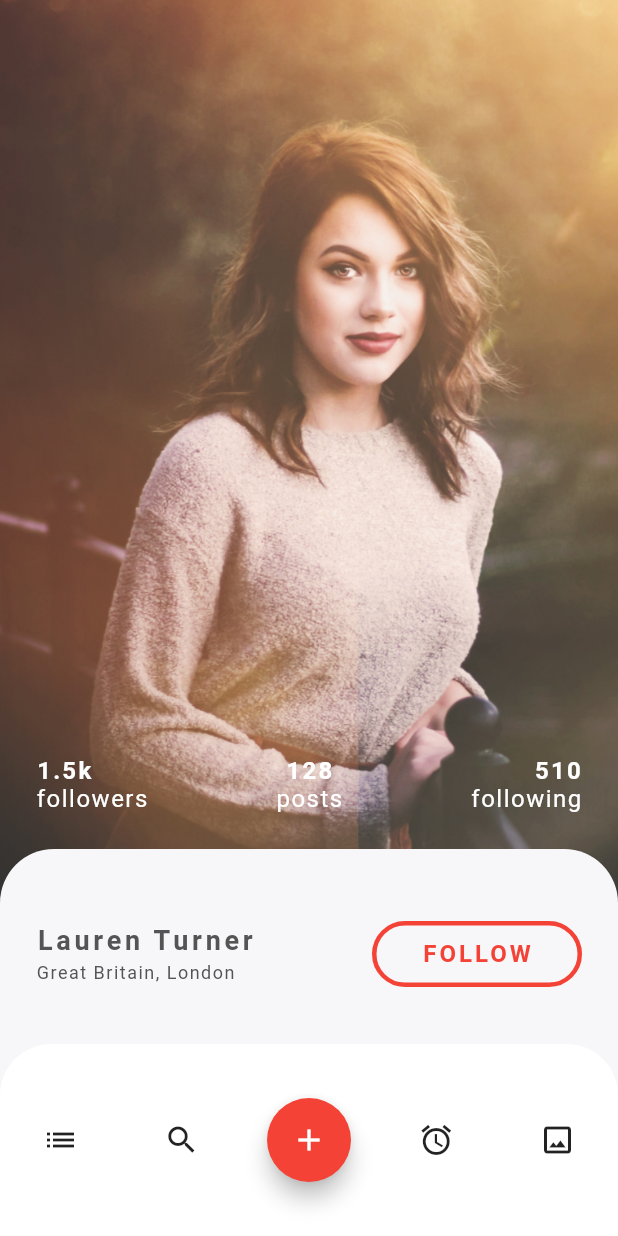
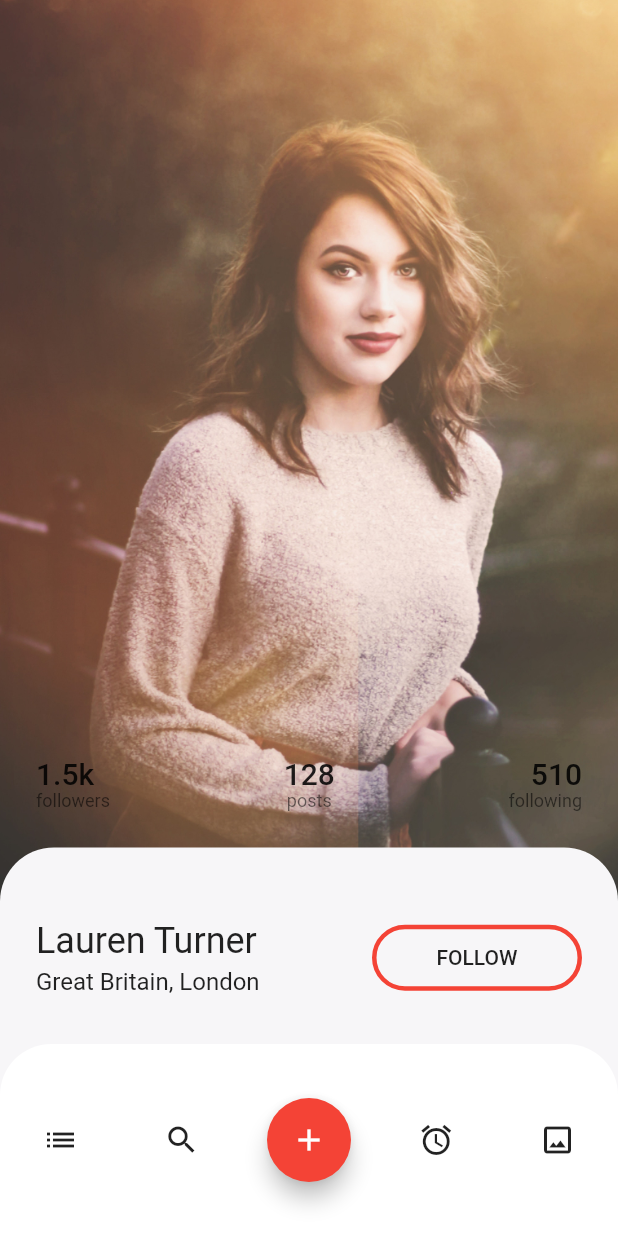
Before and after one commit to flschweiger/flutter-mix, a Flutter app: the DatingPage screen opened directly, on a phone screen of 412 x 824 dp. Run offline on Flutter 3.47's test engine with Material 2 defaults, Android fonts, the phone set to English and light mode, and no system bars.

```diff
--- /dev/null
+++ b/lib/calendar_animation/calendar_app.dart
@@ -0,0 +1,11 @@
+import 'package:flutter/material.dart';
+import 'package:flutter_mix/calendar_animation/calendar_page.dart';
+
+class CalendarApp extends StatelessWidget {
+  @override
+  Widget build(BuildContext context) {
+    return MaterialApp(
+      home: CalendarPage(),
+    );
+  }
+}
--- /dev/null
+++ b/lib/dating_page/dating_app.dart
@@ -0,0 +1,35 @@
+import 'package:flutter/material.dart';
+import 'package:flutter_mix/dating_page/dating_page.dart';
+
+TextTheme _textTheme = TextTheme(
+  headline: TextStyle(
+      fontSize: 18,
+      fontWeight: FontWeight.bold,
+      letterSpacing: 2.5,
+      color: Color(0xFF555454)),
+  subhead:
+      TextStyle(fontSize: 12, letterSpacing: 1.0, color: Color(0xFF555454)),
+  title: TextStyle(
+      fontSize: 16,
+      letterSpacing: 1.5,
+      fontWeight: FontWeight.bold,
+      color: Colors.white),
+  caption: TextStyle(fontSize: 16, letterSpacing: 1.0, color: Colors.white),
+  body2: TextStyle(
+      fontSize: 15, fontStyle: FontStyle.italic, color: Colors.black45),
+  button: TextStyle(
+      fontSize: 16,
+      letterSpacing: 2.0,
+      fontWeight: FontWeight.bold,
+      color: Colors.red),
+);
+
+class DatingApp extends StatelessWidget {
+  @override
+  Widget build(BuildContext context) {
+    return MaterialApp(
+      theme: ThemeData(textTheme: _textTheme),
+      home: DatingPage(),
+    );
+  }
+}
--- a/lib/main.dart
+++ b/lib/main.dart
@@ -1,30 +1,8 @@
 import 'package:flutter/material.dart';
 import 'package:flutter_mix/calendar_animation/calendar_page.dart';
+import 'package:flutter_mix/home_page.dart';
 
 void main() => runApp(MyApp());
-
-TextTheme _textTheme = TextTheme(
-  headline: TextStyle(
-      fontSize: 18,
-      fontWeight: FontWeight.bold,
-      letterSpacing: 2.5,
-      color: Color(0xFF555454)),
-  subhead:
-      TextStyle(fontSize: 12, letterSpacing: 1.0, color: Color(0xFF555454)),
-  title: TextStyle(
-      fontSize: 16,
-      letterSpacing: 1.5,
-      fontWeight: FontWeight.bold,
-      color: Colors.white),
-  caption: TextStyle(fontSize: 16, letterSpacing: 1.0, color: Colors.white),
-  body2: TextStyle(
-      fontSize: 15, fontStyle: FontStyle.italic, color: Colors.black45),
-  button: TextStyle(
-      fontSize: 16,
-      letterSpacing: 2.0,
-      fontWeight: FontWeight.bold,
-      color: Colors.red),
-);
 
 class MyApp extends StatelessWidget {
   // This widget is the root of your application.
@@ -32,10 +10,7 @@ class MyApp extends StatelessWidget {
   Widget build(BuildContext context) {
     return MaterialApp(
       title: 'Flutter Mix',
-      theme: ThemeData(
-        textTheme: _textTheme,
-      ),
-      home: CalendarPage(),
+      home: HomePage(),
     );
   }
 }
```
Also changed, not shown: lib/home_page.dart (added, +39 -0 lines).
